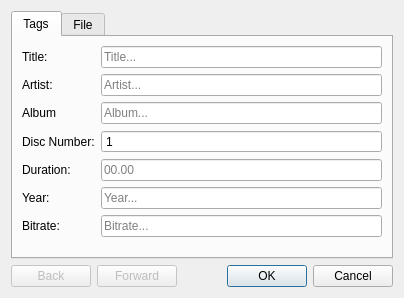
This is src/libtomahawk/filemetadata/MetadataEditor.ui in tomahawk-player/tomahawk as Qt 5 draws it before an edit. The edited form follows.
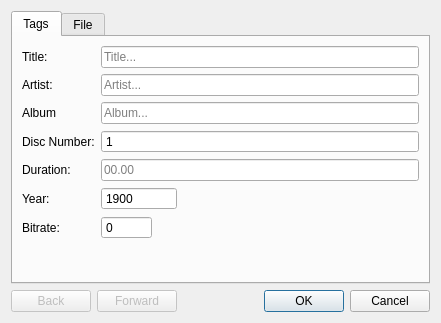
This is the edited form.

Commit message: Allow Metadata editor to edit year.

```diff
--- a/src/libtomahawk/filemetadata/MetadataEditor.ui
+++ b/src/libtomahawk/filemetadata/MetadataEditor.ui
@@ -6,8 +6,8 @@
    <rect>
     <x>0</x>
     <y>0</y>
-    <width>404</width>
-    <height>298</height>
+    <width>441</width>
+    <height>323</height>
    </rect>
   </property>
   <property name="windowTitle">
@@ -130,6 +130,32 @@
          </property>
         </widget>
        </item>
+       <item row="17" column="0">
+        <widget class="QLabel" name="label_9">
+         <property name="text">
+          <string>Year:</string>
+         </property>
+        </widget>
+       </item>
+       <item row="17" column="1">
+        <widget class="QSpinBox" name="yearSpinBox">
+         <property name="minimumSize">
+          <size>
+           <width>76</width>
+           <height>0</height>
+          </size>
+         </property>
+         <property name="buttonSymbols">
+          <enum>QAbstractSpinBox::NoButtons</enum>
+         </property>
+         <property name="minimum">
+          <number>1900</number>
+         </property>
+         <property name="maximum">
+          <number>2999</number>
+         </property>
+        </widget>
+       </item>
        <item row="19" column="0">
         <widget class="QLabel" name="label_4">
          <property name="text">
@@ -138,29 +164,15 @@
         </widget>
        </item>
        <item row="19" column="1">
-        <widget class="QLineEdit" name="bitrateLineEdit">
+        <widget class="QSpinBox" name="bitrateSpinBox">
          <property name="readOnly">
           <bool>true</bool>
          </property>
-         <property name="placeholderText">
-          <string>Bitrate...</string>
+         <property name="buttonSymbols">
+          <enum>QAbstractSpinBox::NoButtons</enum>
          </property>
-        </widget>
-       </item>
-       <item row="17" column="1">
-        <widget class="QLineEdit" name="yearLineEdit">
-         <property name="readOnly">
-          <bool>true</bool>
-         </property>
-         <property name="placeholderText">
-          <string>Year...</string>
-         </property>
-        </widget>
-       </item>
-       <item row="17" column="0">
-        <widget class="QLabel" name="label_9">
-         <property name="text">
-          <string>Year:</string>
+         <property name="maximum">
+          <number>999999</number>
          </property>
         </widget>
        </item>
```
Left out of the diff: 2 changed lines with no effect on the pictures. The commit also changes 2 other files.
